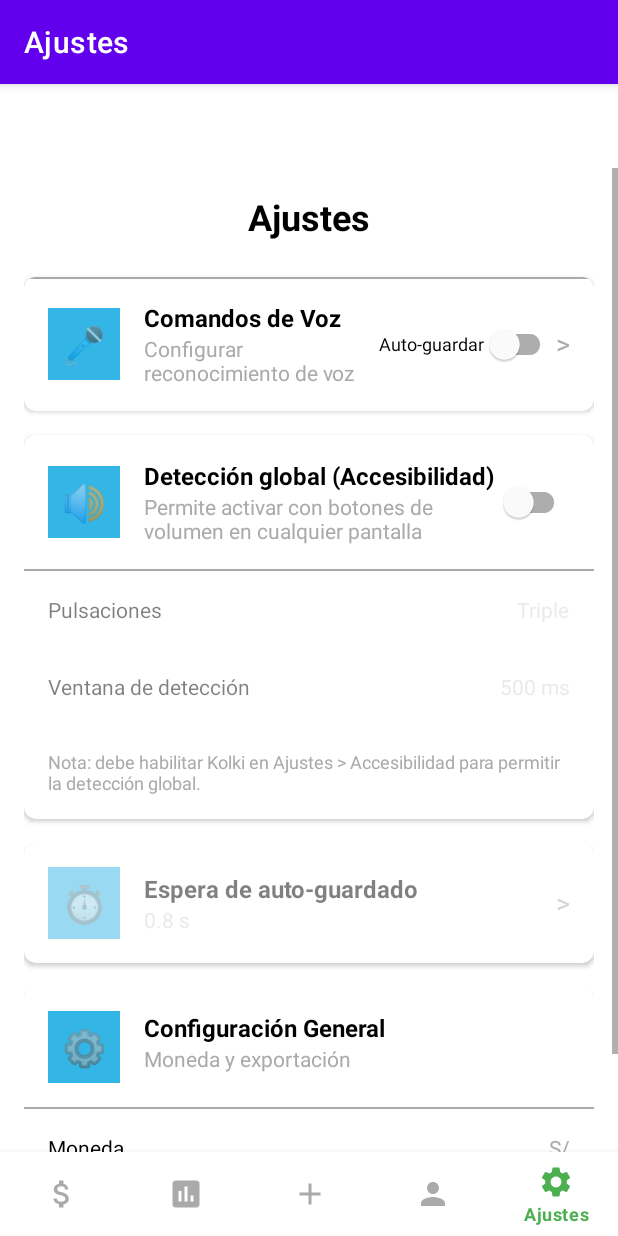
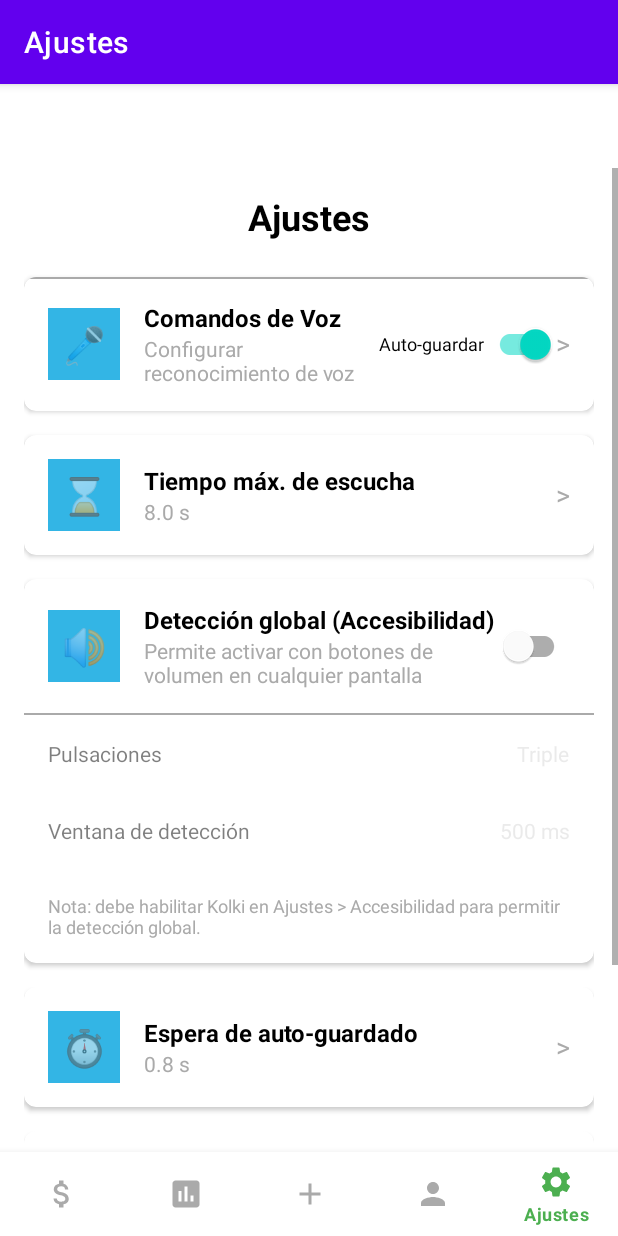
Before and after one commit to JOSETRA44/kolki.1.0, an Android app: the SettingsFragment screen opened through its navigation route, on a phone screen of 412 x 824 dp. Run offline under Robolectric (Android 15) with nearby library versions, the phone set to English and light mode, and no system bars; our stand-ins replace navigation-ui.

Commit message:
no se que signifique aceptar esto

```diff
--- a/app/src/main/java/com/example/kolki/service/GlobalKeyAccessibilityService.kt
+++ b/app/src/main/java/com/example/kolki/service/GlobalKeyAccessibilityService.kt
@@ -70,8 +70,10 @@ class GlobalKeyAccessibilityService : AccessibilityService() {
             lastKeyTimes.add(now)
             lastKeyTimes = lastKeyTimes.filter { now - it <= windowMs }.toMutableList()
 
-            // Debug notification to verify detection
-            postSavedNotification("Vol key: ${'$'}{event.keyCode} count=${'$'}{lastKeyTimes.size}/${'$'}requiredPresses in ${'$'}windowMs ms")
+            // Debug notification (disabled by default). Enable by setting prefs "global_debug_notify"=true
+            if (prefs.getBoolean("global_debug_notify", false)) {
+                postSavedNotification("Vol key: ${'$'}{event.keyCode} count=${'$'}{lastKeyTimes.size}/${'$'}requiredPresses in ${'$'}windowMs ms")
+            }
 
             if (lastKeyTimes.size >= requiredPresses && listening.compareAndSet(false, true)) {
                 // Launch lightweight voice capture activity (overlay style)
--- a/app/src/main/java/com/example/kolki/ui/settings/SettingsFragment.kt
+++ b/app/src/main/java/com/example/kolki/ui/settings/SettingsFragment.kt
@@ -33,6 +33,7 @@ class SettingsFragment : Fragment() {
 
         loadVoiceAutoSaveSetting()
         loadVoiceAutoSaveDelay()
+        loadVoiceMaxListen()
         loadGlobalVoiceSettings()
         setupClickListeners()
         // Hide duplicate Export in Settings (lives in Profile)
@@ -84,6 +85,11 @@ class SettingsFragment : Fragment() {
             showAutoSaveDelayDialog()
         }
 
+        // Max listen timeout picker
+        binding.voiceMaxListenLayout.setOnClickListener {
+            showMaxListenDialog()
+        }
+
         // Global accessibility enable
         binding.voiceGlobalEnableSwitch.setOnCheckedChangeListener { buttonView, isChecked ->
             // Ignore programmatic changes; only react to user presses
@@ -110,7 +116,11 @@ class SettingsFragment : Fragment() {
 
     private fun loadVoiceAutoSaveSetting() {
         val prefs = requireContext().getSharedPreferences("kolki_prefs", Context.MODE_PRIVATE)
-        val autoSave = prefs.getBoolean("voice_auto_save", false)
+        // Establecer por defecto auto-guardar=true si no existe la preferencia
+        if (!prefs.contains("voice_auto_save")) {
+            prefs.edit().putBoolean("voice_auto_save", true).apply()
+        }
+        val autoSave = prefs.getBoolean("voice_auto_save", true)
         binding.voiceAutoSaveSwitch.isChecked = autoSave
         setVoiceAutoSaveDelayEnabled(autoSave)
     }
@@ -119,6 +129,12 @@ class SettingsFragment : Fragment() {
         val prefs = requireContext().getSharedPreferences("kolki_prefs", Context.MODE_PRIVATE)
         val delayMs = prefs.getInt("voice_auto_save_delay_ms", 800)
         binding.voiceAutoSaveDelayValue.text = formatDelay(delayMs)
+    }
+
+    private fun loadVoiceMaxListen() {
+        val prefs = requireContext().getSharedPreferences("kolki_prefs", Context.MODE_PRIVATE)
+        val timeoutMs = prefs.getInt("voice_max_listen_ms", 8000)
+        binding.voiceMaxListenValue.text = formatDelay(timeoutMs)
     }
 
     private fun showAutoSaveDelayDialog() {
@@ -134,6 +150,25 @@ class SettingsFragment : Fragment() {
                 val chosen = values[which]
                 prefs.edit().putInt("voice_auto_save_delay_ms", chosen).apply()
                 binding.voiceAutoSaveDelayValue.text = formatDelay(chosen)
+                dialog.dismiss()
+            }
+            .setNegativeButton("Cancelar", null)
+            .show()
+    }
+
+    private fun showMaxListenDialog() {
+        val options = arrayOf("5.0 s", "8.0 s", "12.0 s")
+        val values = intArrayOf(5000, 8000, 12000)
+        val prefs = requireContext().getSharedPreferences("kolki_prefs", Context.MODE_PRIVATE)
+        val current = prefs.getInt("voice_max_listen_ms", 8000)
+        val currentIndex = values.indexOf(current).let { if (it >= 0) it else 1 }
+
+        androidx.appcompat.app.AlertDialog.Builder(requireContext())
+            .setTitle("Tiempo máx. de escucha")
+            .setSingleChoiceItems(options, currentIndex) { dialog, which ->
+                val chosen = values[which]
+                prefs.edit().putInt("voice_max_listen_ms", chosen).apply()
+                binding.voiceMaxListenValue.text = formatDelay(chosen)
                 dialog.dismiss()
             }
             .setNegativeButton("Cancelar", null)
--- a/app/src/main/res/layout/fragment_settings.xml
+++ b/app/src/main/res/layout/fragment_settings.xml
@@ -124,6 +124,70 @@
                     android:text="0.8 s"
                     android:textSize="14sp"
                     android:textColor="@android:color/darker_gray" />
+
+            </LinearLayout>
+
+        </com.google.android.material.card.MaterialCardView>
+
+        <!-- Voice Max Listen Timeout -->
+        <com.google.android.material.card.MaterialCardView
+            android:id="@+id/voiceMaxListenCard"
+            android:layout_width="match_parent"
+            android:layout_height="wrap_content"
+            android:layout_marginBottom="16dp"
+            app:cardCornerRadius="8dp"
+            app:cardElevation="2dp">
+
+            <LinearLayout
+                android:id="@+id/voiceMaxListenLayout"
+                android:layout_width="match_parent"
+                android:layout_height="wrap_content"
+                android:orientation="horizontal"
+                android:padding="16dp"
+                android:gravity="center_vertical"
+                android:clickable="true"
+                android:focusable="true">
+
+                <TextView
+                    android:layout_width="48dp"
+                    android:layout_height="48dp"
+                    android:text="⌛"
+                    android:textSize="24sp"
+                    android:gravity="center"
+                    android:background="@android:color/holo_blue_light"
+                    android:layout_marginEnd="16dp" />
+
+                <LinearLayout
+                    android:layout_width="0dp"
+                    android:layout_height="wrap_content"
+                    android:layout_weight="1"
+                    android:orientation="vertical">
+
+                    <TextView
+                        android:layout_width="wrap_content"
+                        android:layout_height="wrap_content"
+                        android:text="Tiempo máx. de escucha"
+                        android:textSize="16sp"
+                        android:textStyle="bold"
+                        android:textColor="@android:color/black" />
+
+                    <TextView
+                        android:id="@+id/voiceMaxListenValue"
+                        android:layout_width="wrap_content"
+                        android:layout_height="wrap_content"
+                        android:text="8.0 s"
+                        android:textSize="14sp"
+                        android:textColor="@android:color/darker_gray" />
+
+                </LinearLayout>
+
+                <TextView
+                    android:layout_width="wrap_content"
+                    android:layout_height="wrap_content"
+                    android:text=">"
+                    android:textSize="18sp"
+                    android:textColor="@android:color/darker_gray"
+                    android:layout_gravity="center_vertical" />
 
             </LinearLayout>
 
--- a/gradle/libs.versions.toml
+++ b/gradle/libs.versions.toml
@@ -1,5 +1,5 @@
 [versions]
-agp = "8.11.1"
+agp = "8.11.2"
 kotlin = "1.9.10"
 coreKtx = "1.12.0"
 junit = "4.13.2"
```
Also changed, not shown: app/src/main/java/com/example/kolki/speech/ExpenseVoiceParser.kt (+39 -11 lines), app/src/main/java/com/example/kolki/ui/quick/QuickVoiceActivity.kt (+35 -2 lines).
